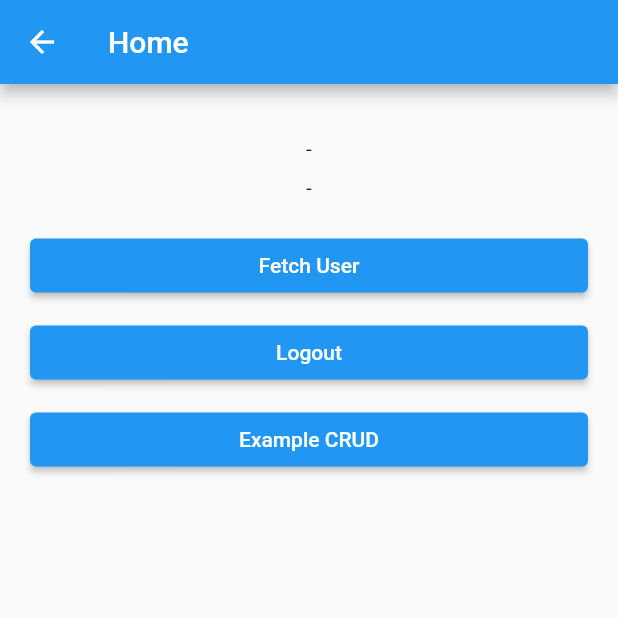
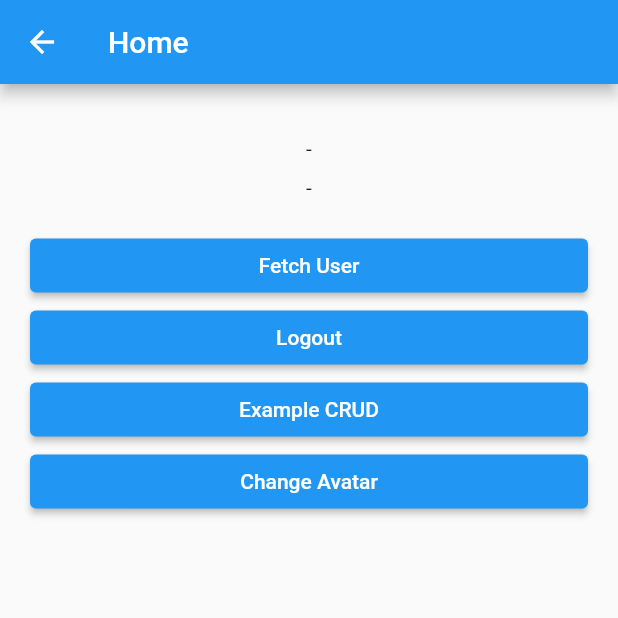
Before and after one commit to yobisetiawan/base-flutter3, a Flutter app: the HomePage screen opened by its route, on a phone screen of 412 x 824 dp, the top half of it. Run offline on Flutter 3.47's test engine with Material 2 defaults, Android fonts, the phone set to English and light mode, and no system bars; our stand-ins replace file_picker, get, get_storage, getwidget; accounts and stored records are empty; network calls fail.

Commit message:
add change avatar

```diff
--- a/lib/configs/route_name.dart
+++ b/lib/configs/route_name.dart
@@ -7,4 +7,6 @@ abstract class RouteName {
 
   static const example = '/example';
   static const exampleForm = '/example-form';
+
+  static const changeAvatar = '/profile/change-avatar';
 }
--- a/lib/configs/routes.dart
+++ b/lib/configs/routes.dart
@@ -1,4 +1,5 @@
 import 'package:app3/configs/route_name.dart';
+import 'package:app3/pages/change_avatar.dart';
 import 'package:app3/pages/example.dart';
 import 'package:app3/pages/home.dart';
 import 'package:app3/pages/login.dart';
@@ -11,7 +12,7 @@ class Routes {
     GetPage(name: RouteName.login, page: () => const LoginPage()),
     GetPage(name: RouteName.home, page: () => const HomePage()),
     GetPage(name: RouteName.example, page: () => const ExamplePage()),
-
     GetPage(name: RouteName.exampleForm, page: () => const ExampleFormPage()),
+    GetPage(name: RouteName.changeAvatar, page: () => const ChangeAvatarPage()),
   ];
 }
--- a/lib/pages/home.dart
+++ b/lib/pages/home.dart
@@ -65,17 +65,11 @@ class HomePage extends StatelessWidget {
             },
             child: const Text('Fetch User'),
           ),
-          const SizedBox(
-            height: 10.0,
-          ),
           ElevatedButton(
             onPressed: () {
               c.logout();
             },
             child: const Text('Logout'),
-          ),
-          const SizedBox(
-            height: 10.0,
           ),
           ElevatedButton(
             onPressed: () {
@@ -83,6 +77,12 @@ class HomePage extends StatelessWidget {
             },
             child: const Text('Example CRUD'),
           ),
+          ElevatedButton(
+            onPressed: () {
+              Get.toNamed(RouteName.changeAvatar);
+            },
+            child: const Text('Change Avatar'),
+          ),
         ],
       ),
     );
--- a/lib/provider/api.dart
+++ b/lib/provider/api.dart
@@ -29,6 +29,8 @@ class ApiProvider extends GetConnect {
 
   Future<Response> user() => get('/user', query: {'relations': 'avatar'});
 
+  Future<Response> changeAvatar(data) => post('/user/change-avatar', data);
+
   Future<Response> employeePosition() => get('/employee/positions');
 
   Future<Response> employeePositionPost(data) =>
--- a/pubspec.yaml
+++ b/pubspec.yaml
@@ -38,6 +38,7 @@ dependencies:
   get_storage: ^2.0.3
   getwidget: ^3.0.1
   json_annotation: ^4.6.0
+  file_picker: ^5.0.1
 
 
 dev_dependencies:
```
Also changed, not shown: lib/controllers/change_avatar.dart (added, +32 -0 lines), lib/pages/change_avatar.dart (added, +29 -0 lines), pubspec.lock, 3 other files.
